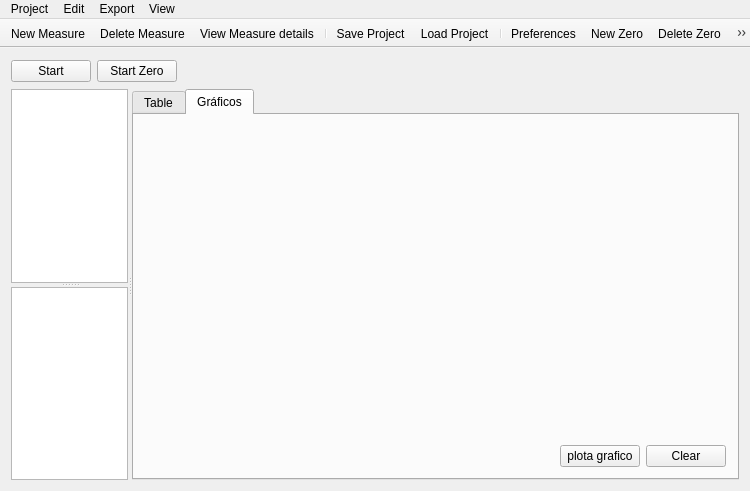
Above: aeroistwindow.ui from froque/AeroIST before the change. Below: the same form after it.
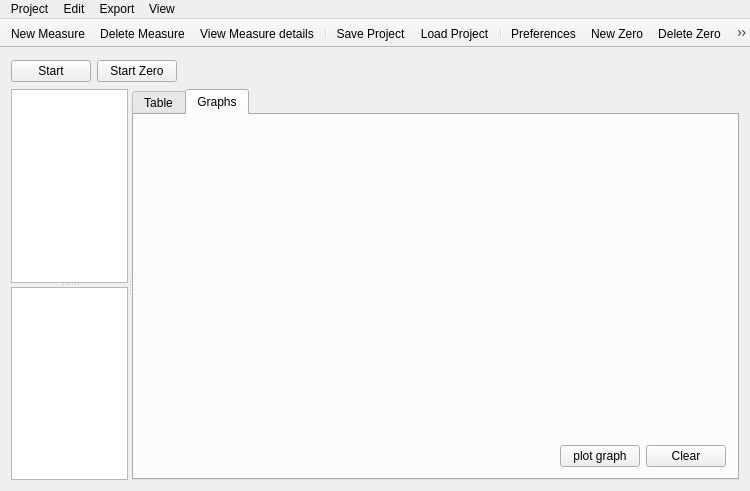
That is the form after the change. The open tabs and pages were chosen to show the change. Custom widgets are drawn as their Qt base class.

```diff
--- a/aeroistwindow.ui
+++ b/aeroistwindow.ui
@@ -121,7 +121,7 @@
        </widget>
        <widget class="QWidget" name="tab_2">
         <attribute name="title">
-         <string>Gráficos</string>
+         <string>Graphs</string>
         </attribute>
         <layout class="QVBoxLayout" name="verticalLayout">
          <item>
@@ -145,7 +145,7 @@
            <item>
             <widget class="QPushButton" name="GraphButton">
              <property name="text">
-              <string>plota grafico</string>
+              <string>plot graph</string>
              </property>
             </widget>
            </item>
```
Left out of the diff: 5 changed lines with no effect on the pictures.
